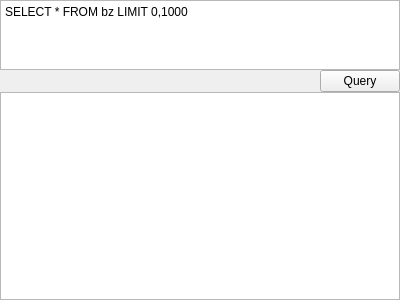
BugenZhao/MTAnalyzer, file querywidget.ui: the form before one commit.
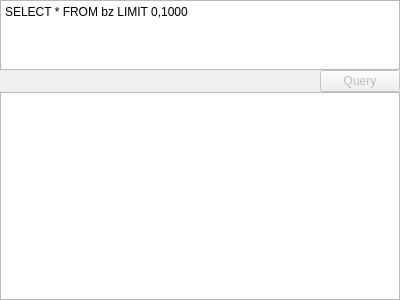
The form after the commit.

Patch:
```diff
--- a/querywidget.ui
+++ b/querywidget.ui
@@ -86,6 +86,9 @@
         </item>
         <item>
          <widget class="QPushButton" name="queryButton">
+          <property name="enabled">
+           <bool>false</bool>
+          </property>
           <property name="text">
            <string>Query</string>
           </property>
```
